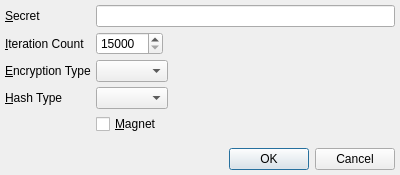
Qt form branches/trunk/GoldBug-UI/spot-on-private-application-credentials.ui (textbrowser/spot-on) before a commit.
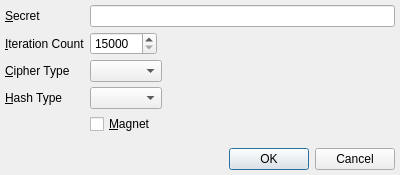
The same form after that commit. Icons and pictures are not drawn.

```diff
--- a/branches/trunk/GoldBug-UI/spot-on-private-application-credentials.ui
+++ b/branches/trunk/GoldBug-UI/spot-on-private-application-credentials.ui
@@ -51,7 +51,7 @@
      <item row="2" column="0">
       <widget class="QLabel" name="label_2">
        <property name="text">
-        <string>&amp;Encryption Type</string>
+        <string>&amp;Cipher Type</string>
        </property>
        <property name="buddy">
         <cstring>encryption_type</cstring>
```
Left out of the diff: 6 changed lines with no effect on the pictures.
